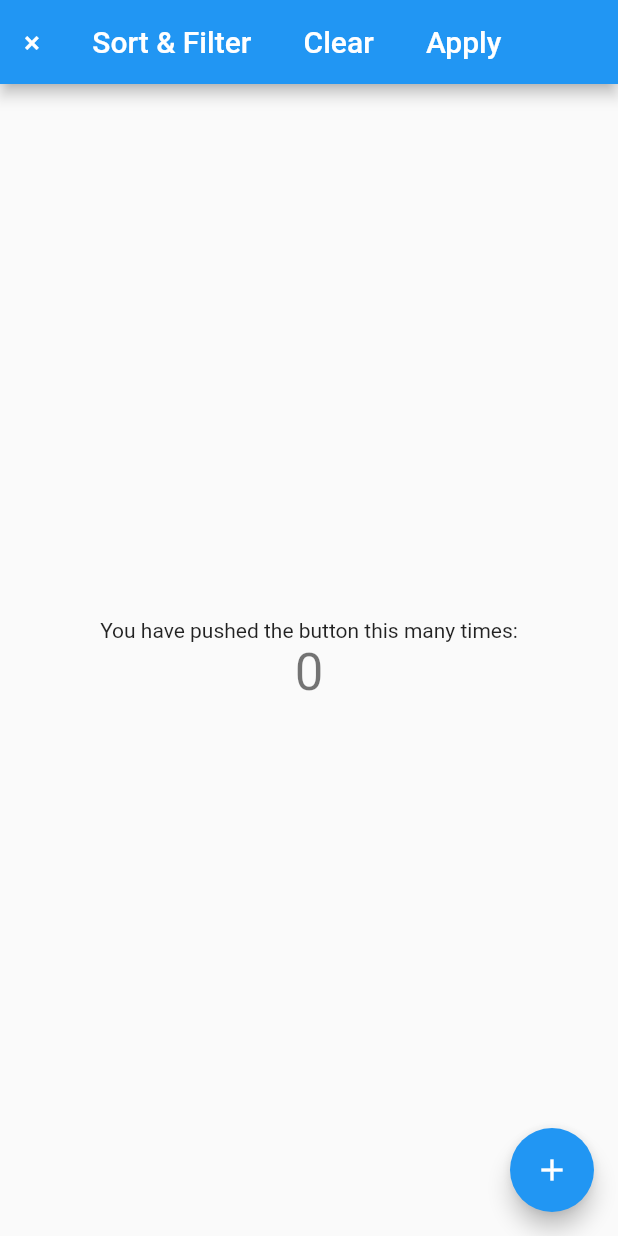
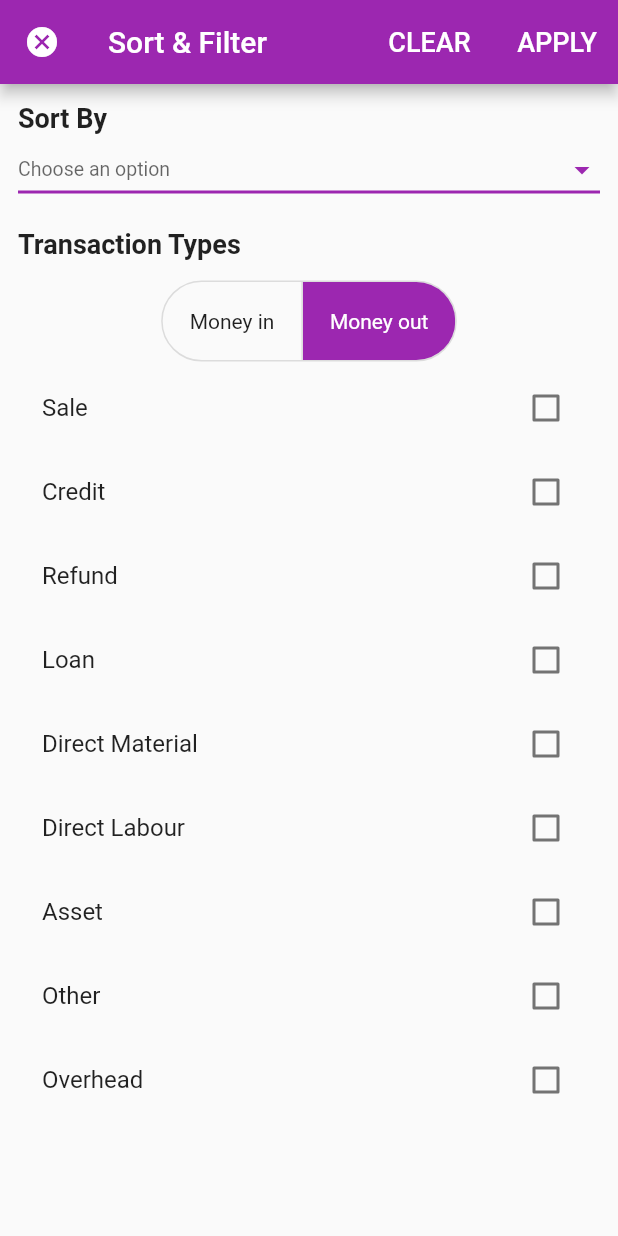
Before and after one commit to Mehr-un-nisa/NavBarScreen, a Flutter app: the screen it shows after launch, on a phone screen of 412 x 824 dp. Run offline on Flutter 3.47's test engine with Material 2 defaults, Android fonts, the phone set to English and light mode, and no system bars.

Commit message:
Toggle button functionality added

```diff
--- a/flutter_assignment_4/lib/main.dart
+++ b/flutter_assignment_4/lib/main.dart
@@ -1,3 +1,8 @@
+// import 'dart:html';
+
+// import 'dart:html';
+
+import 'package:flutter/foundation.dart';
 import 'package:flutter/material.dart';
 
 void main() {
@@ -10,10 +15,10 @@ class MyApp extends StatelessWidget {
     return MaterialApp(
       title: 'Flutter Demo',
       theme: ThemeData(
-        primarySwatch: Colors.blue,
+        primarySwatch: Colors.purple,
         visualDensity: VisualDensity.adaptivePlatformDensity,
       ),
-      home: MyHomePage(title: '×       Sort & Filter       Clear       Apply'),
+      home: MyHomePage(),
     );
   }
 }
@@ -28,39 +33,145 @@ class MyHomePage extends StatefulWidget {
 }
 
 class _MyHomePageState extends State<MyHomePage> {
-  int _counter = 0;
-
-  void _incrementCounter() {
-    setState(() {
-      _counter++;
-    });
-  }
+  String _selectedValue;
+  Map<String, bool> items = {
+    'Sale': false,
+    'Credit': false,
+    'Refund': false,
+    'Loan': false,
+    'Direct Material': false,
+    'Direct Labour': false,
+    'Asset': false,
+    'Other': false,
+    'Overhead': false,
+  };
 
   @override
   Widget build(BuildContext context) {
     return Scaffold(
       appBar: AppBar(
-        title: Text(widget.title),
+        title: Text('Sort & Filter'),
+        leading: Icon(
+          Icons.cancel,
+        ),
+        actions: [
+          TextButton(
+            child: Text(
+              'CLEAR',
+              style: TextStyle(color: Colors.white, fontSize: 18),
+            ),
+            onPressed: () {},
+          ),
+          SizedBox(
+            width: 15,
+          ),
+          TextButton(
+            child: Text(
+              'APPLY',
+              style: TextStyle(color: Colors.white, fontSize: 18),
+            ),
+            onPressed: () {},
+          ),
+          SizedBox(
+            width: 6,
+          ),
+        ],
       ),
-      body: Center(
+      body: Padding(
+        padding: EdgeInsets.all(12.0),
         child: Column(
-          mainAxisAlignment: MainAxisAlignment.center,
-          children: <Widget>[
-            Text(
-              'You have pushed the button this many times:',
+          children: [
+            Align(
+              alignment: Alignment.centerLeft,
+              child: Text('Sort By',
+                  style: TextStyle(
+                    fontSize: 18,
+                    fontWeight: FontWeight.bold,
+                  )),
             ),
-            Text(
-              '$_counter',
-              style: Theme.of(context).textTheme.headline4,
+            DropdownButton<String>(
+              value: _selectedValue,
+              iconEnabledColor: Colors.purple,
+              underline: Container(
+                height: 2,
+                color: Colors.purple,
+              ),
+              isExpanded: true,
+              items: <String>[
+                "Newest first",
+                "Oldest first",
+                "Value High-Low",
+                "Value Low-High",
+              ].map<DropdownMenuItem<String>>((String value) {
+                return DropdownMenuItem<String>(
+                  value: value,
+                  child: Text(
+                    value,
+                    style: TextStyle(color: Colors.black),
+                  ),
+                );
+              }).toList(),
+              hint: Text(
+                ('Choose an option'),
+                style: TextStyle(fontSize: 13),
+              ),
+              onChanged: (String value) {
+                setState(() {
+                  _selectedValue = value;
+                });
+              },
+            ),
+            SizedBox(height: 15),
+            Align(
+              alignment: Alignment.centerLeft,
+              child: Text(
+                'Transaction Types',
+                style: TextStyle(fontSize: 18, fontWeight: FontWeight.bold),
+              ),
+            ),
+            SizedBox(height: 14),
+            ToggleButtons(
+              borderRadius: BorderRadius.circular(32.0),
+              fillColor: Colors.purple,
+              children: [
+                Padding(
+                  padding: const EdgeInsets.all(18.0),
+                  child: Text(
+                    'Money in',
+                  ),
+                ),
+                Padding(
+                  padding: const EdgeInsets.all(18.0),
+                  child: Text(
+                    'Money out',
+                    style: TextStyle(color: Colors.white),
+                  ),
+                ),
+              ],
+              onPressed: (i) {},
+              isSelected: [false, true],
+            ),
+            SizedBox(height: 3),
+            Expanded(
+              child: ListView(
+                children: items.keys.map((String key) {
+                  return new CheckboxListTile(
+                    title: new Text(key),
+                    value: items[key],
+                    activeColor: Colors.purple,
+                    checkColor: Colors.white,
+                    onChanged: (bool value) {
+                      setState(() {
+                        items[key] = value;
+                      });
+                    },
+                  );
+                }).toList(),
+              ),
             ),
           ],
         ),
       ),
-      floatingActionButton: FloatingActionButton(
-        onPressed: _incrementCounter,
-        tooltip: 'Increment',
-        child: Icon(Icons.add),
-      ), // This trailing comma makes auto-formatting nicer for build methods.
     );
   }
 }
--- a/flutter_assignment_4/pubspec.yaml
+++ b/flutter_assignment_4/pubspec.yaml
@@ -3,7 +3,7 @@ description: A new Flutter project.
 
 # The following line prevents the package from being accidentally published to
 # pub.dev using `pub publish`. This is preferred for private packages.
-publish_to: 'none' # Remove this line if you wish to publish to pub.dev
+publish_to: "none" # Remove this line if you wish to publish to pub.dev
 
 # The following defines the version and build number for your application.
 # A version number is three numbers separated by dots, like 1.2.43
@@ -24,7 +24,6 @@ dependencies:
   flutter:
     sdk: flutter
 
-
   # The following adds the Cupertino Icons font to your application.
   # Use with the CupertinoIcons class for iOS style icons.
   cupertino_icons: ^1.0.0
@@ -38,7 +37,6 @@ dev_dependencies:
 
 # The following section is specific to Flutter.
 flutter:
-
   # The following line ensures that the Material Icons font is
   # included with your application, so that you can use the icons in
   # the material Icons class.
```
